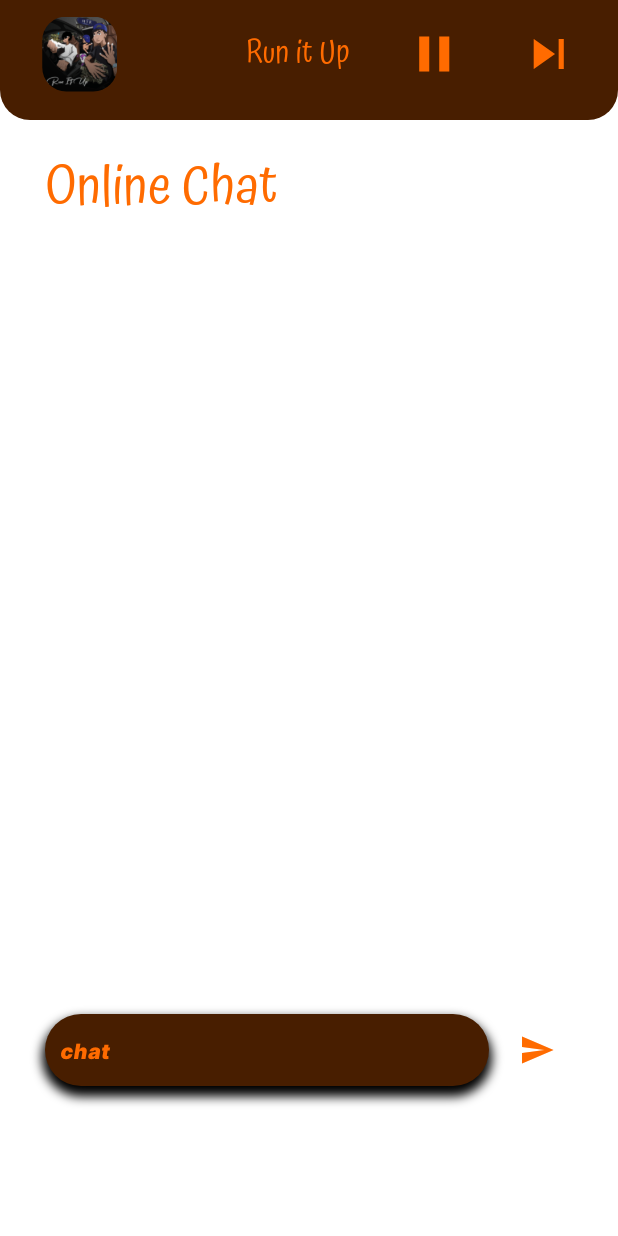
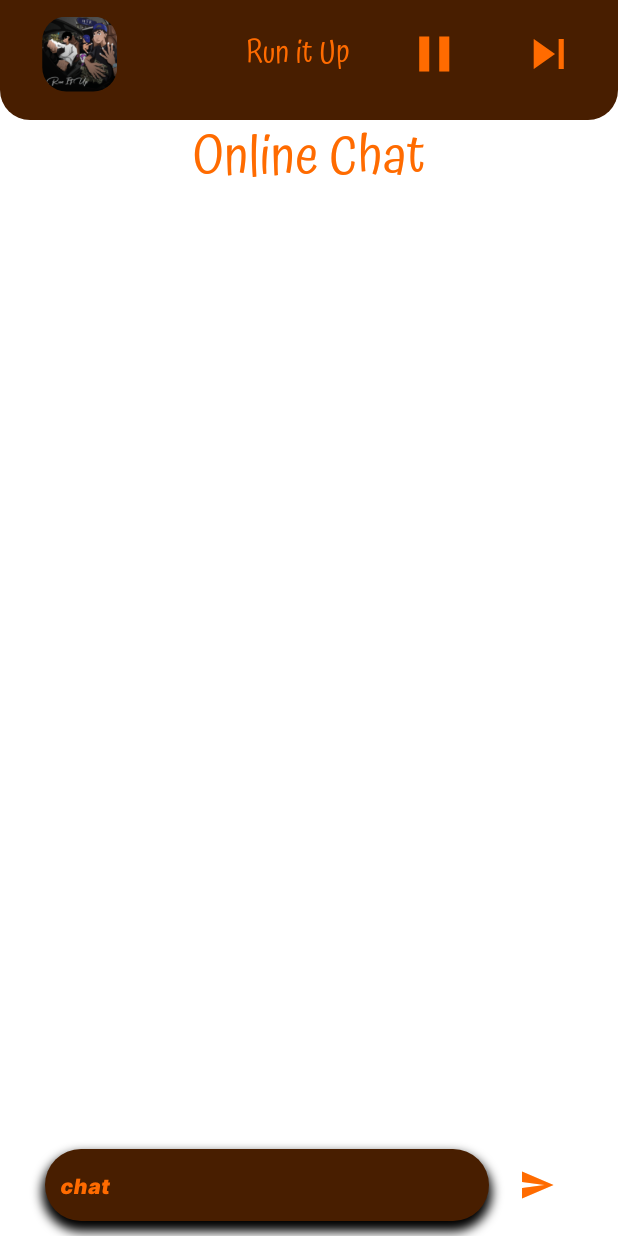
Before and after one commit to Ritticon/chatmusicapp, a Flutter app: the ChatOnlinePage screen opened by its route, after a tap on the "pause" icon, after a tap on the "skip next" icon, on a phone screen of 412 x 824 dp. Run offline on Flutter 3.47's test engine with Material 3 defaults, Android fonts, the light colour scheme and no system bars; our stand-ins replace audioplayers, cloud_firestore, firebase_auth, firebase_core, firebase_storage, form_field_validator and 4 more; missing offline and left inert: dart:ffi, marquee_widget, rolling_bottom_bar; accounts and stored records are empty.

Commit message:
chatPage

```diff
--- a/lib/page/chatOnline.dart
+++ b/lib/page/chatOnline.dart
@@ -380,21 +380,19 @@ class _ChatOnlinePageState extends State<ChatOnlinePage> {
                           ),
                         ),
                       ),
+                                            Text(
+                                  'Online Chat',
+                                  style: TextStyle(
+                                    fontFamily: 'atma',
+                                    fontSize: 35,
+                                    color: Color(0xFFFF6B00),
+                                  ),
+                                ),
                     ],
                   ),
                 );
               }),
-                Padding(
-                  padding: EdgeInsets.fromLTRB(30.0, 20.0, 8.0, 3.0),
-                  child: Text(
-                    'Online Chat',
-                    style: TextStyle(
-                      fontFamily: 'atma',
-                      fontSize: 35,
-                      color: Color(0xFFFF6B00),
-                    ),
-                  ),
-                ),
+
                 Expanded(
                   child: ListView.builder(
                     controller: _scrollController,
@@ -450,7 +448,7 @@ class _ChatOnlinePageState extends State<ChatOnlinePage> {
                   ),
                 ),
                 Padding(
-                  padding: const EdgeInsets.fromLTRB(30.0, 20.0, 30.0, 100.0),
+                  padding: const EdgeInsets.fromLTRB(30.0, 5.0, 30.0, 10.0),
                   child: Row(
                     children: [
                       Expanded(
```
